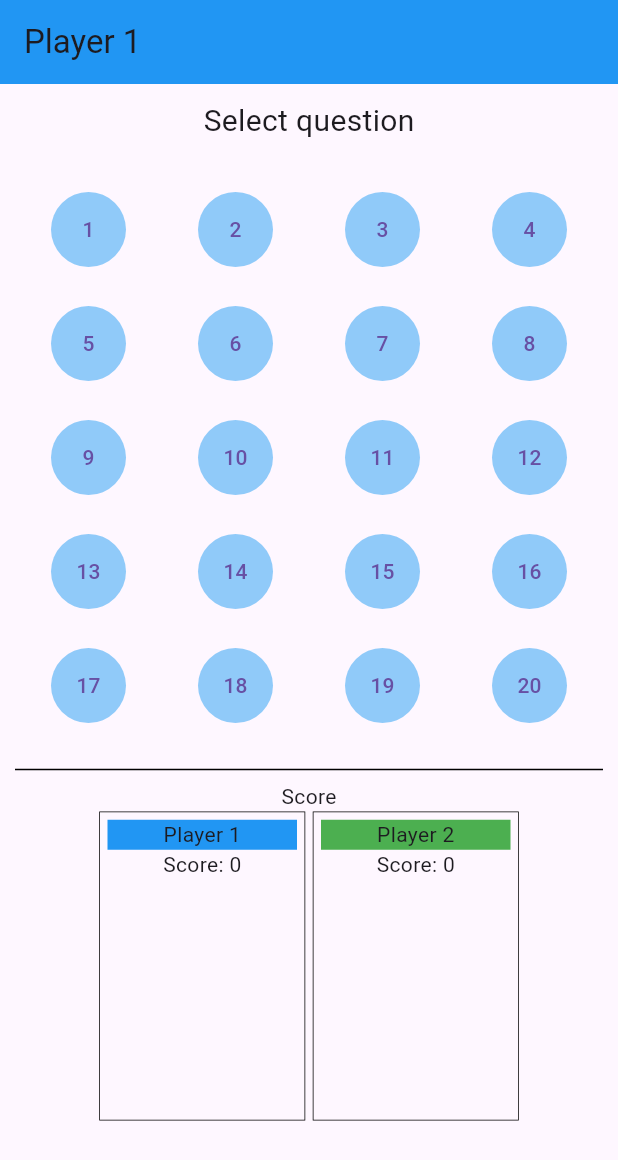
After one commit to himal-13/quizgyan, a Flutter app: the MultiplayerPage screen opened directly, after a tap on "start game", on a phone screen of 412 x 824 dp. The commit adds this screen. Shown: the top 1160 px of the screen. Run offline on Flutter 3.47's test engine with Material 3 defaults, Android fonts, the phone set to English and light mode, and no system bars.

Commit message:
Refactor LevelButton to use StatelessWidget and implement MultiplayerPage and MultiplayerPlayPage for game functionality

```diff
--- /dev/null
+++ b/quizgyan/lib/pages/multiplayer_page.dart
@@ -0,0 +1,61 @@
+import 'package:flutter/material.dart';
+import 'package:quizgyan/pages/multiplayer_play_page.dart';
+
+List <String> rules = [
+  "Each player will take turns answering questions.",
+  "Players will have a time limit of 30 seconds to answer each question.",
+  "Each correct answer will earn the player 10 points.",
+  "Correct answer after previous player and two previous player will earn 6 points and 2 points respectively.",
+];
+
+class MultiplayerPage extends StatefulWidget {
+  const MultiplayerPage({super.key});
+
+  @override
+  State<MultiplayerPage> createState() => _MultiplayerPageState();
+}
+
+class _MultiplayerPageState extends State<MultiplayerPage> {
+  @override
+  Widget build(BuildContext context) {
+
+    return Scaffold(
+      appBar: AppBar(
+        title: const Text('Multiplayer Quiz'),
+      ),
+      body: Container(
+        padding: const EdgeInsets.all(10),
+        child: Column(
+          mainAxisAlignment: MainAxisAlignment.center,
+          children: [
+            Text("Rules of the Game", style: TextStyle(fontSize: 25)),
+            const SizedBox(height: 20),
+            ListView.builder(
+              itemBuilder: (_, index) {
+                return ListTile(
+                  leading: Icon(Icons.check),
+                  title: Text(rules[index]),
+                );
+              },
+              itemCount: rules.length,
+              shrinkWrap: true,
+              physics: const NeverScrollableScrollPhysics(),
+
+              ),
+            const SizedBox(height: 20),
+            TextButton(onPressed: (){
+              Navigator.push(context, MaterialPageRoute(builder: (context) => MultiplayerPlayPage()));
+            }, child: Container(
+              padding: const EdgeInsets.all(10),
+              decoration: BoxDecoration(
+                color: Colors.blue,
+                borderRadius: BorderRadius.circular(10),
+              ),
+              child: Text("start game", style: TextStyle(fontSize: 20, color: Colors.white),))),
+
+                ],
+        ),
+      ),
+    );
+  }
+}
--- /dev/null
+++ b/quizgyan/lib/pages/multiplayer_play_page.dart
@@ -0,0 +1,258 @@
+import 'package:flutter/material.dart';
+import 'package:quizgyan/constants/quiz_contant.dart';
+
+
+
+List<Map<String, dynamic>>  selectedQuestions = List.from(questions)..shuffle();
+
+
+class MultiplayerPlayPage extends StatefulWidget {
+  const MultiplayerPlayPage({super.key});
+
+  @override
+  State<MultiplayerPlayPage> createState() => _MultiplayerPlayPageState();
+}
+
+class _MultiplayerPlayPageState extends State<MultiplayerPlayPage> {
+
+  List<int> selectedQuestionsIndex = [];
+  int currentQuestionIndex = 0;
+  int player1Score = 0;
+  int player2Score = 0;
+  bool isPlayer1Turn = true;
+  int? numQuestionsSelected;
+
+  @override
+  void initState() {
+   selectedQuestions = selectedQuestions.take(20).toList();
+
+    super.initState();
+  }
+  @override
+  Widget build(BuildContext context) {
+
+
+    return Scaffold(
+      appBar: AppBar(
+        automaticallyImplyLeading: false,
+        title:  Text(isPlayer1Turn ? "Player 1" : "Player 2"),
+        backgroundColor: isPlayer1Turn ? Colors.blue : Colors.green,
+      ),
+      body: SingleChildScrollView(
+        child: selectedQuestionsIndex.length== 20?Center(
+          child: Column(
+            mainAxisAlignment: MainAxisAlignment.center,
+            children: [
+              const Text("Game Over", style: TextStyle(fontSize: 24, fontWeight: FontWeight.bold)),
+              const SizedBox(height: 20),
+              Text("Player 1 Score: $player1Score", style: TextStyle(fontSize: 20, color: Colors.blue)),
+              Text("Player 2 Score: $player2Score", style: TextStyle(fontSize: 20, color: Colors.green)),
+              const SizedBox(height: 20),
+              ElevatedButton(
+                onPressed: () {
+                  Navigator.pop(context);
+                },
+                child: const Text("Back to Home"),
+              ),
+            ],
+          ),
+        ): Container(
+          padding: const EdgeInsets.all(10),
+          child: Column(
+            children: [
+              //select question number
+              const Text(
+                "Select question",
+                style: TextStyle(fontSize: 20),
+              ),
+              const SizedBox(height: 20),
+              ListView.builder(
+                itemCount:(selectedQuestions.length/4).ceil(),
+                itemBuilder: (_, index) {
+                  int startIndex = index * 4;
+                  List<Map<String, dynamic>> questionSet = selectedQuestions.skip(startIndex).take(4).toList();
+                  return Row(
+                    children: questionSet.asMap().entries.map((entry,) {
+                          int innerIndex = entry.key; // 0, 1, 2
+
+                          int actualIndex = index * 4 + innerIndex;
+                      return Expanded(
+                        child: Column(
+                          children: [
+                            TextButton(
+                              onPressed: (){
+                                if (!selectedQuestionsIndex.contains(actualIndex)) {
+                                showDialog(
+                                 context: context,
+                                 barrierDismissible: false,
+                                 builder: (context){
+                                  return WillPopScope(
+                                    onWillPop: () async {
+                                      // Prevent back navigation during question dialog
+                                      return false;
+                                    },
+                                    child: AlertDialog(
+                                    title: Container(
+                                      padding: const EdgeInsets.all(10),
+                                      decoration: BoxDecoration(
+                                        color: isPlayer1Turn ? Colors.blue : Colors.green,
+                                        borderRadius: BorderRadius.circular(8),
+                                      ),
+                                      child: Text("${isPlayer1Turn ? "Player 1" : "Player 2"}'s turn")),
+                                    content: SizedBox(
+                                      width: double.maxFinite, // Allows ListView to expand inside AlertDialog
+                                      child: Column(
+                                        children: [
+                                          Text(selectedQuestions[actualIndex]['question']),
+                                          const SizedBox(height: 10),
+                                          // Display options as buttons
+                                          Expanded(
+                                            child: ListView.builder(
+                                              itemCount: selectedQuestions[actualIndex]['options'].length,
+                                              itemBuilder: (_, index) {
+                                                return Container(
+                                                  margin: EdgeInsets.symmetric(vertical: 8),
+                                                  padding: EdgeInsets.all(12),
+                                                  decoration: BoxDecoration(
+                                                    color: Colors.grey[200],
+                                                    borderRadius: BorderRadius.circular(8),
+                                                  ),
+                                                  child: TextButton(
+                                                    onPressed: (){
+                                                      var selectedOption = selectedQuestions[actualIndex]['options'][index];
+                                                      setState(() {
+                                                        selectedQuestionsIndex.add(actualIndex);
+                                                        if (isPlayer1Turn) {
+                                                          player1Score += selectedQuestions[actualIndex]['options'][index] == selectedQuestions[actualIndex]['answer'] ? 1 : 0;
+                                                        } else {
+                                                          player2Score += selectedQuestions[actualIndex]['options'][index] == selectedQuestions[actualIndex]['answer'] ? 1 : 0;
+                                                        }
+
+
+                                                      });
+
+                                                      setState(() {
+                                                        if(selectedOption == selectedQuestions[actualIndex]['answer']){
+                                                          if (isPlayer1Turn) {
+                                                            player1Score++;
+                                                          } else {
+                                                            player2Score++;
+                                                          }
+                                                        }
+                                                        isPlayer1Turn = !isPlayer1Turn; // Switch turn
+
+                                                      });
+                                                      Navigator.of(context).pop(); // Close the dialog
+                                                    },
+                                                    child: Text(
+                                                      selectedQuestions[actualIndex]['options'][index],
+                                                      style: TextStyle(fontSize: 16),
+                                                    ),
+                                                  ),
+                                                );
+                                              },
+                                            ),
+                                          ),
+                                        ],
+                                      ),
+                                    ),
+
+                                                                    ),
+                                  );
+
+                                });
+                                }
+                              },
+                              child: Container(
+                                margin: const EdgeInsets.all(5),
+                                height: 50,
+                                width: 50,
+                                padding: const EdgeInsets.all(10),
+                                alignment: Alignment.center,
+                                decoration: BoxDecoration(
+                                  color: Colors.blue[200],
+                                  borderRadius: BorderRadius.circular(25),
+                                ),
+                                child: Text((actualIndex+1).toString(), textAlign: TextAlign.center,))
+                              ),
+
+                          ],
+                        ),
+                      );
+                    }).toList(),
+                  );
+                },
+                shrinkWrap: true,
+
+              ),
+              const SizedBox(height: 10,),
+              Divider(
+                color: Colors.black,
+                thickness: 1,
+              ),
+              const Text('Score', textAlign: TextAlign.start,),
+
+              Row(
+                mainAxisAlignment: MainAxisAlignment.center,
+                children: [
+                  Container(
+                    constraints: BoxConstraints(
+                      minHeight:MediaQuery.sizeOf(context).height/4,
+                    ),
+                    margin: const EdgeInsets.only(right: 5),
+                    width: MediaQuery.of(context).size.width/3,
+                    padding: const EdgeInsets.all(5),
+                    decoration: BoxDecoration(
+                      border: Border.all( width: .5, color: Colors.black)
+
+                    ),
+                    child: Column(
+                      children: [
+                        Container(
+                          width: MediaQuery.of(context).size.width,
+                          alignment: Alignment.center,
+                          decoration: BoxDecoration(
+                            color: Colors.blue
+                          ),
+                          child: Text("Player 1")),
+                          Text("Score: $player1Score"),
+
+                      ],
+                    ),
+                  ),
+                  Container(
+                    constraints: BoxConstraints(
+                      minHeight:MediaQuery.sizeOf(context).height/4,
+                    ),
+                    width: MediaQuery.of(context).size.width/3,
+                    padding: const EdgeInsets.all(5),
+                    decoration: BoxDecoration(
+                      border: Border.all( width: .5, color: Colors.black)
+
+                    ),
+                    child: Column(
+                      children: [
+                        Container(
+                          width: MediaQuery.of(context).size.width,
+                          alignment: Alignment.center,
+                          decoration: BoxDecoration(
+                            color: Colors.green
+                          ),
+                          child: Text("Player 2")),
+                          Text("Score: $player2Score"),
+
+                      ],
+                    ),
+                  )
+                ],
+              )
+
+
+
+
+          ],),
+        ),
+      ),
+    );
+  }
+}
```
Also changed, not shown: quizgyan/lib/components/level_button.dart (+5 -10 lines), quizgyan/lib/components/quiz_section.dart (+9 -1 lines).
